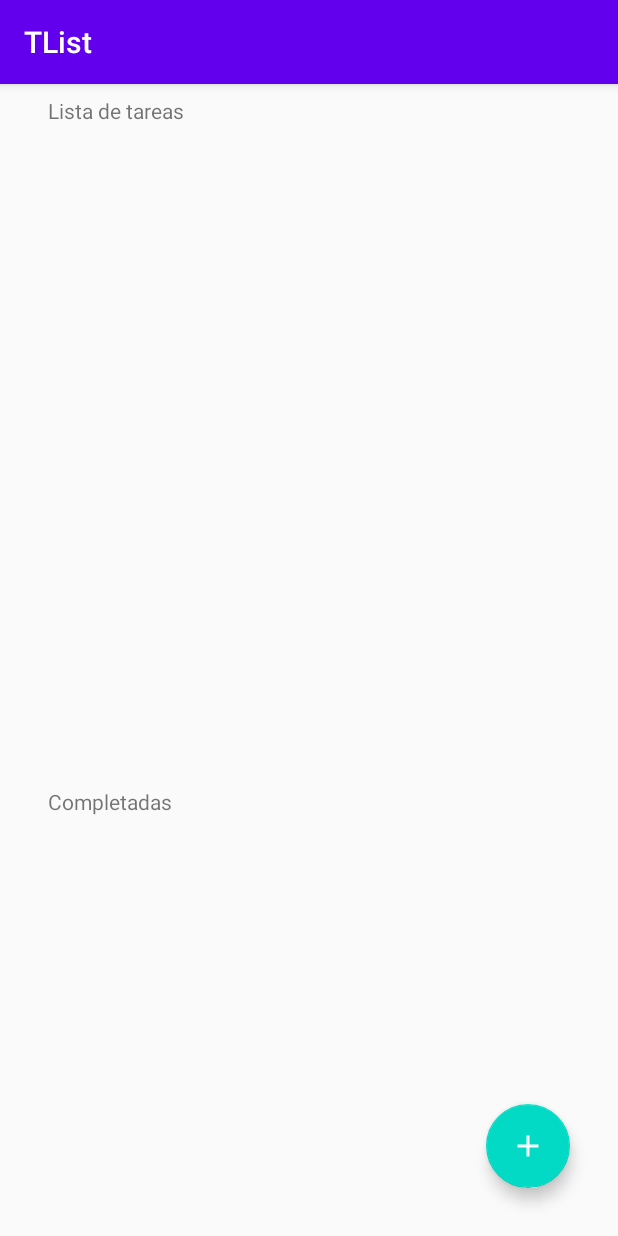
After one commit to normansanchezn/ListaDeTareas, an Android app: the HomeActivity screen opened directly, with no data from a screen before it, on a phone screen of 412 x 824 dp. The commit adds this screen. Run offline under Robolectric (Android 15) with nearby library versions, the phone set to English and light mode, and no system bars.

Commit message:
[ADD] Funcionalidad para agregar nuevas tareas
Se agregan nuevas tareas y se muestran en la view.

```diff
--- a/tlist/app/src/main/AndroidManifest.xml
+++ b/tlist/app/src/main/AndroidManifest.xml
@@ -12,9 +12,9 @@
         android:roundIcon="@mipmap/ic_launcher_round"
         android:supportsRtl="true"
         android:theme="@style/AppTheme">
-        <activity
-            android:name=".ui.login.LoginActivity"/>
-        <activity android:name=".MainActivity">
+        <activity android:name=".ui.home.HomeActivity"/>
+        <activity android:name=".ui.login.LoginActivity" />
+        <activity android:name=".SplashActivity">
             <intent-filter>
                 <action android:name="android.intent.action.MAIN" />
 
--- a/tlist/app/src/main/java/com/examen/tlist/MainActivity.java
+++ b/tlist/app/src/main/java/com/examen/tlist/SplashActivity.java
@@ -7,14 +7,15 @@ import androidx.appcompat.app.AppCompatActivity;
 
 import com.examen.tlist.ui.login.LoginActivity;
 
-public class MainActivity extends AppCompatActivity {
+public class SplashActivity extends AppCompatActivity {
 
     @Override
     protected void onCreate(Bundle savedInstanceState) {
         super.onCreate(savedInstanceState);
-        setContentView(R.layout.activity_main);
+        setContentView(R.layout.activity_splash);
 
         Intent intent = new Intent(this, LoginActivity.class);
         startActivity(intent);
+        finish();
     }
 }
--- /dev/null
+++ b/tlist/app/src/main/java/com/examen/tlist/ui/home/HomeActivity.java
@@ -0,0 +1,94 @@
+package com.examen.tlist.ui.home;
+
+import androidx.appcompat.app.AlertDialog;
+import androidx.appcompat.app.AppCompatActivity;
+import androidx.recyclerview.widget.LinearLayoutManager;
+import androidx.recyclerview.widget.RecyclerView;
+
+import android.os.Bundle;
+import android.view.LayoutInflater;
+import android.view.View;
+import android.widget.Button;
+import android.widget.EditText;
+
+import com.examen.tlist.R;
+import com.examen.tlist.ui.home.adaptertodone.TasktToDoneAdapter;
+import com.examen.tlist.ui.home.model.TaskEntity;
+import com.google.android.material.floatingactionbutton.FloatingActionButton;
+
+import java.text.DateFormat;
+import java.text.SimpleDateFormat;
+import java.util.ArrayList;
+import java.util.Date;
+
+public class HomeActivity extends AppCompatActivity {
+
+    private FloatingActionButton fabCreateTask;
+    private AlertDialog dialogBuilder;
+    private Button btnSummit, btnCancel;
+    private EditText etTask;
+    private View dialogView;
+    private RecyclerView recyclerView;
+    private RecyclerView.Adapter mAdapter;
+    private RecyclerView.LayoutManager layoutManager;
+    private ArrayList<TaskEntity> listOfTask;
+    private DateFormat dateFormat;
+    private Date date;
+
+    @Override
+    protected void onCreate(Bundle savedInstanceState) {
+        super.onCreate(savedInstanceState);
+        setContentView(R.layout.activity_home);
+
+        fabCreateTask = findViewById(R.id.fabCreateTask);
+        dialogView = LayoutInflater.from(getApplicationContext()).inflate(R.layout.dialog_template, null);
+        btnCancel = (Button) dialogView.findViewById(R.id.btnCancel);
+        btnSummit = (Button) dialogView.findViewById(R.id.btnSummit);
+        etTask = (EditText) dialogView.findViewById(R.id.etComment);
+
+        final AlertDialog.Builder builder = new AlertDialog.Builder(HomeActivity.this);
+        builder.setView(dialogView);
+        builder.setCancelable(true);
+        dialogBuilder = builder.create();
+
+        recyclerView = (RecyclerView) findViewById(R.id.rvTastToDone);
+        recyclerView.setHasFixedSize(true);
+        layoutManager = new LinearLayoutManager(this);
+        recyclerView.setLayoutManager(layoutManager);
+
+        dateFormat = new SimpleDateFormat(getResources().getString(R.string.pattern_day));
+
+        listOfTask = new ArrayList<>();
+
+        // List of task mock
+        // listOfTask.add(new TaskEntity("Tarea", dateFormat.format(date), false));
+
+        mAdapter = new TasktToDoneAdapter(this, listOfTask);
+        recyclerView.setAdapter(mAdapter);
+
+        fabCreateTask.setOnClickListener(new View.OnClickListener() {
+            @Override
+            public void onClick(View view) {
+                dialogBuilder.show();
+            }
+        });
+
+        btnCancel.setOnClickListener(new View.OnClickListener() {
+            @Override
+            public void onClick(View view) {
+                dialogBuilder.dismiss();
+            }
+        });
+
+        btnSummit.setOnClickListener(new View.OnClickListener() {
+            @Override
+            public void onClick(View view) {
+                String titleOfTask = etTask.getText().toString();
+                date = new Date();
+                listOfTask.add(new TaskEntity(titleOfTask, dateFormat.format(date), false));
+                mAdapter.notifyDataSetChanged();
+                dialogBuilder.dismiss();
+            }
+        });
+    }
+}
--- /dev/null
+++ b/tlist/app/src/main/java/com/examen/tlist/ui/home/adaptertodone/TasktToDoneAdapter.java
@@ -0,0 +1,43 @@
+package com.examen.tlist.ui.home.adaptertodone;
+
+import android.content.Context;
+import android.view.LayoutInflater;
+import android.view.View;
+import android.view.ViewGroup;
+
+import androidx.annotation.NonNull;
+import androidx.recyclerview.widget.RecyclerView;
+
+import com.examen.tlist.R;
+import com.examen.tlist.ui.home.model.TaskEntity;
+
+import java.util.ArrayList;
+
+public class TasktToDoneAdapter extends RecyclerView.Adapter<TaskToDoneViewHolder> {
+
+    Context context;
+    ArrayList<TaskEntity> list;
+
+    public TasktToDoneAdapter(Context ctx, ArrayList<TaskEntity> listOfTask) {
+        this.context = ctx;
+        this.list = listOfTask;
+    }
+
+    @NonNull
+    @Override
+    public TaskToDoneViewHolder onCreateViewHolder(@NonNull ViewGroup parent, int viewType) {
+        LayoutInflater inflater = LayoutInflater.from(context);
+        View view = inflater.inflate(R.layout.item_task_to_done, parent, false);
+        return new TaskToDoneViewHolder(view);
+    }
+
+    @Override
+    public void onBindViewHolder(@NonNull TaskToDoneViewHolder holder, int position) {
+        holder.radioButton.setText(list.get(position).getTitleOfTask());
+    }
+
+    @Override
+    public int getItemCount() {
+        return list.size();
+    }
+}
--- /dev/null
+++ b/tlist/app/src/main/res/drawable/ic_add.xml
@@ -0,0 +1,5 @@
+<vector android:height="24dp" android:tint="#FFFFFF"
+    android:viewportHeight="24" android:viewportWidth="24"
+    android:width="24dp" xmlns:android="http://schemas.android.com/apk/res/android">
+    <path android:fillColor="@android:color/white" android:pathData="M19,13h-6v6h-2v-6H5v-2h6V5h2v6h6v2z"/>
+</vector>
--- /dev/null
+++ b/tlist/app/src/main/res/layout/activity_home.xml
@@ -0,0 +1,76 @@
+<?xml version="1.0" encoding="utf-8"?>
+<androidx.constraintlayout.widget.ConstraintLayout xmlns:android="http://schemas.android.com/apk/res/android"
+    xmlns:app="http://schemas.android.com/apk/res-auto"
+    xmlns:tools="http://schemas.android.com/tools"
+    android:layout_width="match_parent"
+    android:layout_height="match_parent"
+    tools:context=".ui.home.HomeActivity">
+
+    <TextView
+        android:id="@+id/tvTitleToDone"
+        android:layout_width="0dp"
+        android:layout_height="wrap_content"
+        android:layout_marginStart="32dp"
+        android:layout_marginTop="8dp"
+        android:layout_marginEnd="32dp"
+        android:text="@string/title_to_done"
+        app:layout_constraintEnd_toEndOf="parent"
+        app:layout_constraintStart_toStartOf="parent"
+        app:layout_constraintTop_toTopOf="parent" />
+
+    <androidx.recyclerview.widget.RecyclerView
+        android:id="@+id/rvTastToDone"
+        android:layout_width="match_parent"
+        android:layout_height="0dp"
+        android:layout_marginStart="16dp"
+        android:layout_marginTop="8dp"
+        android:layout_marginEnd="16dp"
+        android:layout_marginBottom="8dp"
+        app:layout_constraintBottom_toTopOf="@+id/gl_medium"
+        app:layout_constraintEnd_toEndOf="parent"
+        app:layout_constraintStart_toStartOf="parent"
+        app:layout_constraintTop_toBottomOf="@+id/tvTitleToDone" />
+
+    <androidx.constraintlayout.widget.Guideline
+        android:id="@+id/gl_medium"
+        android:layout_width="wrap_content"
+        android:layout_height="wrap_content"
+        android:orientation="horizontal"
+        app:layout_constraintGuide_percent="0.60" />
+
+    <TextView
+        android:id="@+id/tvTitleDoneTask"
+        android:layout_width="0dp"
+        android:layout_height="wrap_content"
+        android:layout_marginStart="32dp"
+        android:layout_marginTop="8dp"
+        android:layout_marginEnd="32dp"
+        android:text="@string/title_done_task"
+        app:layout_constraintEnd_toEndOf="parent"
+        app:layout_constraintStart_toStartOf="parent"
+        app:layout_constraintTop_toTopOf="@+id/gl_medium" />
+
+    <androidx.recyclerview.widget.RecyclerView
+        android:id="@+id/rvTaskDone"
+        android:layout_width="0dp"
+        android:layout_height="0dp"
+        android:layout_marginStart="16dp"
+        android:layout_marginTop="8dp"
+        android:layout_marginEnd="16dp"
+        app:layout_constraintBottom_toBottomOf="parent"
+        app:layout_constraintEnd_toEndOf="parent"
+        app:layout_constraintStart_toStartOf="parent"
+        app:layout_constraintTop_toBottomOf="@+id/tvTitleDoneTask" />
+
+    <com.google.android.material.floatingactionbutton.FloatingActionButton
+        android:id="@+id/fabCreateTask"
+        android:layout_width="wrap_content"
+        android:layout_height="wrap_content"
+        android:layout_marginEnd="32dp"
+        android:layout_marginBottom="32dp"
+        android:src="@drawable/ic_add"
+        android:elevation="4dp"
+        app:layout_constraintBottom_toBottomOf="parent"
+        app:layout_constraintEnd_toEndOf="parent" />
+
+</androidx.constraintlayout.widget.ConstraintLayout>
--- a/tlist/app/src/main/res/layout/activity_login.xml
+++ b/tlist/app/src/main/res/layout/activity_login.xml
@@ -43,7 +43,7 @@
         android:layout_width="wrap_content"
         android:layout_height="wrap_content"
         android:layout_marginTop="16dp"
-        android:enabled="false"
+        android:enabled="true"
         android:text="@string/login"
         app:layout_constraintEnd_toEndOf="@+id/etPassword"
         app:layout_constraintStart_toStartOf="@+id/etPassword"
--- a/tlist/app/src/main/res/values/dimens.xml
+++ b/tlist/app/src/main/res/values/dimens.xml
@@ -1,4 +1,5 @@
 <resources>
     <!-- Default screen margins, per the Android Design guidelines. -->
-
+    <dimen name="space_8">8dp</dimen>
+    <dimen name="space_0">0dp</dimen>
 </resources>
--- a/tlist/app/src/main/res/values/strings.xml
+++ b/tlist/app/src/main/res/values/strings.xml
@@ -2,4 +2,11 @@
     <string name="app_name">TList</string>
     <string name="login">Iniciar sesión</string>
     <string name="email">Correo electrónico</string>
+    <string name="title_to_done">Lista de tareas</string>
+    <string name="title_done_task">Completadas</string>
+    <string name="label_create_task">Guardar</string>
+    <string name="label_cancel">Cancelar</string>
+    <string name="title_to_task">Nueva tarea</string>
+    <string name="title_radio_button">Titulo</string>
+    <string name="pattern_day">yyyy/MM/dd HH:mm:ss</string>
 </resources>
```
Also changed, not shown: tlist/app/src/main/java/com/examen/tlist/ui/home/adaptertodone/TaskToDoneViewHolder.java (added, +19 -0 lines), tlist/app/src/main/java/com/examen/tlist/ui/home/model/TaskEntity.java (added, +42 -0 lines), tlist/app/src/main/java/com/examen/tlist/ui/login/LoginActivity.java (+19 -1 lines), tlist/app/src/main/res/layout/dialog_template.xml (added, +57 -0 lines), tlist/app/src/main/res/layout/item_task_to_done.xml (added, +16 -0 lines), tlist/app/src/main/res/layout/activity_splash.xml (renamed from tlist/app/src/main/res/layout/activity_main.xml).
